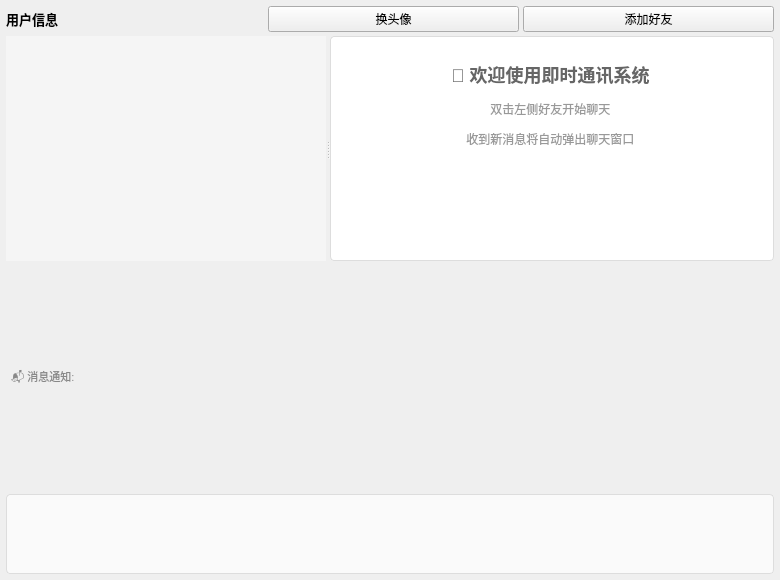
This is ChatClient/mainwidget.ui in GhostTofu/QTchat as Qt 5 draws it before an edit. The edited form follows.
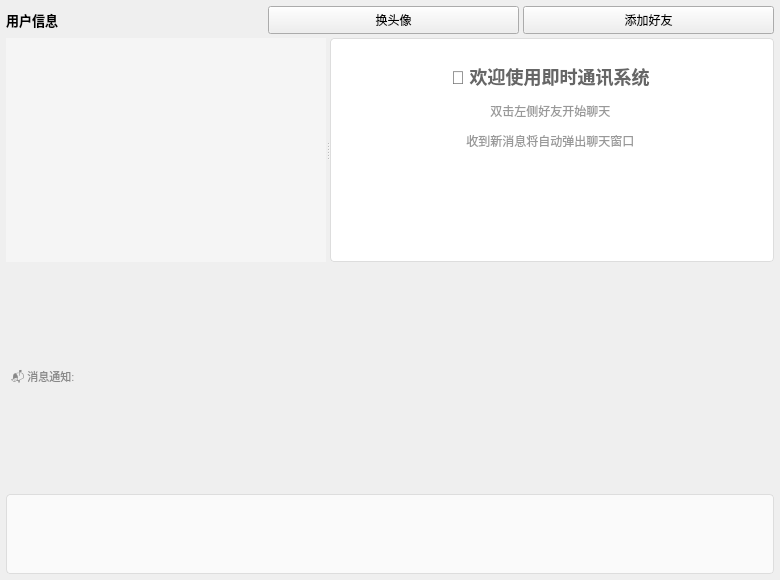
This is the edited form. Custom widgets are drawn as their Qt base class.

Commit message:
fix: 登录框 TCP 竞态条件 + 按钮尺寸调整
- 修复 connectToServer() 异步调用后立即 sendLogin() 导致请求丢失
  改为暂存凭证等待 connected 信号再发送
- 全局 QPushButton padding: 6x16 → 4x10, 避免小按钮文字被裁切
- 表情/导出/密码显隐按钮加宽, 登录/注册按钮加最小宽度
- .gitignore 添加 chat_history_*.txt

What changed in the file:
```diff
--- a/ChatClient/mainwidget.ui
+++ b/ChatClient/mainwidget.ui
@@ -21,8 +21,8 @@
       </widget>
      </item>
      <item><spacer name="topSpacer"><property name="orientation"><enum>Qt::Horizontal</enum></property></spacer></item>
-     <item><widget class="QPushButton" name="changeAvatarBtn"><property name="text"><string>换头像</string></property></widget></item>
-     <item><widget class="QPushButton" name="addFriendBtn"><property name="text"><string>添加好友</string></property></widget></item>
+     <item><widget class="QPushButton" name="changeAvatarBtn"><property name="text"><string>换头像</string></property><property name="minimumSize"><size><width>75</width><height>28</height></size></property></widget></item>
+     <item><widget class="QPushButton" name="addFriendBtn"><property name="text"><string>添加好友</string></property><property name="minimumSize"><size><width>90</width><height>28</height></size></property></widget></item>
     </layout>
    </item>
    <item>
```
The commit also changes 6 other files.
